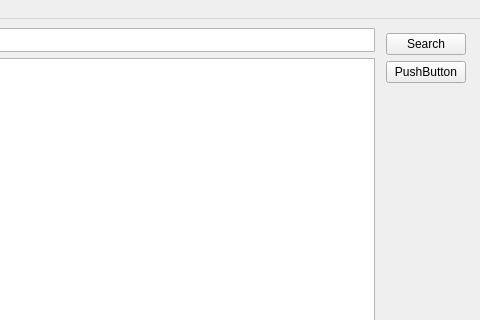
First picture: the form in tp1-qmake/mainwindow.ui, repository mat976/TP-1-Qt-Dev-desktop, before the edit; both pictures show x 162 to 642 and y 0 to 320 of the 642 by 449 pixel window.
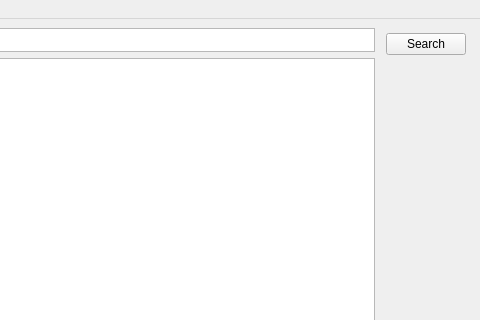
Second picture: the form after the edit.

Patch:
```diff
--- a/tp1-qmake/mainwindow.ui
+++ b/tp1-qmake/mainwindow.ui
@@ -65,13 +65,6 @@
         </property>
        </widget>
       </item>
-      <item>
-       <widget class="QPushButton" name="pushButton">
-        <property name="text">
-         <string>PushButton</string>
-        </property>
-       </widget>
-      </item>
       <item>
        <spacer name="verticalSpacer">
         <property name="orientation">
```
Left out of the diff: 1 changed line with no effect on the pictures.
